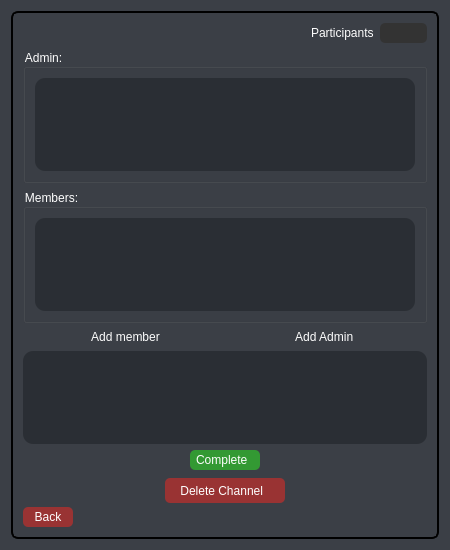
The window that Pulp-Fiction-LoginAndRegister/channelinfo.ui (AP-projects-4001/Pulp-Fiction) describes before a commit, drawn with Qt 5.
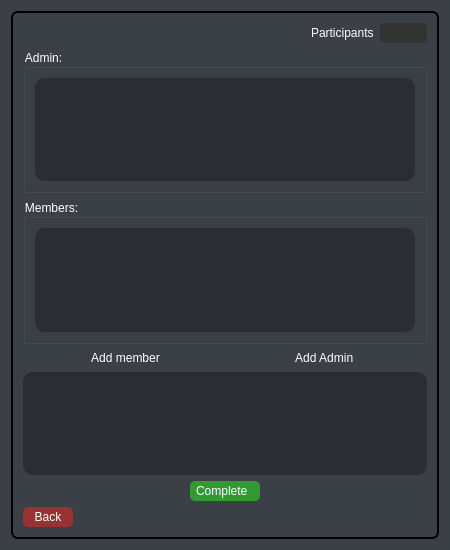
The same window after the commit. Icons and pictures are not drawn.

Commit message: i delete deletechannel button and make widget2 hide at constructor

```diff
--- a/Pulp-Fiction-LoginAndRegister/channelinfo.ui
+++ b/Pulp-Fiction-LoginAndRegister/channelinfo.ui
@@ -376,90 +376,6 @@
              </property>
             </spacer>
            </item>
-           <item>
-            <layout class="QHBoxLayout" name="horizontalLayout_4">
-             <item>
-              <spacer name="horizontalSpacer_4">
-               <property name="orientation">
-                <enum>Qt::Horizontal</enum>
-               </property>
-               <property name="sizeHint" stdset="0">
-                <size>
-                 <width>40</width>
-                 <height>20</height>
-                </size>
-               </property>
-              </spacer>
-             </item>
-             <item>
-              <widget class="QPushButton" name="deletechannelbtn">
-               <property name="minimumSize">
-                <size>
-                 <width>120</width>
-                 <height>25</height>
-                </size>
-               </property>
-               <property name="maximumSize">
-                <size>
-                 <width>150</width>
-                 <height>20</height>
-                </size>
-               </property>
-               <property name="layoutDirection">
-                <enum>Qt::RightToLeft</enum>
-               </property>
-               <property name="styleSheet">
-                <string notr="true">QPushButton#deletechannelbtn {
-color: white;
-border-radius: 5px;
-Background: #933;
-color: #fefefe;
-}
-
-QPushButton#deletechannelbtn:hover {
-	background-color: rgb(42, 46, 52);
-border-style: solid;
- border-width: 1px;
-color:#933;
-}
-
-QPushButton#deletechannelbtn:pressed {
-border-style: solid;
-border-width: 1px;
-	background-color: rgb(25, 69, 105);
-	color: rgb(85, 255, 255);
-}</string>
-               </property>
-               <property name="text">
-                <string>Delete Channel  </string>
-               </property>
-               <property name="icon">
-                <iconset resource="elements.qrc">
-                 <normaloff>:/img/img/icons8-delete-64.png</normaloff>:/img/img/icons8-delete-64.png</iconset>
-               </property>
-               <property name="iconSize">
-                <size>
-                 <width>20</width>
-                 <height>20</height>
-                </size>
-               </property>
-              </widget>
-             </item>
-             <item>
-              <spacer name="horizontalSpacer_5">
-               <property name="orientation">
-                <enum>Qt::Horizontal</enum>
-               </property>
-               <property name="sizeHint" stdset="0">
-                <size>
-                 <width>40</width>
-                 <height>20</height>
-                </size>
-               </property>
-              </spacer>
-             </item>
-            </layout>
-           </item>
           </layout>
          </item>
         </layout>
```
The commit also changes 5 other files.
